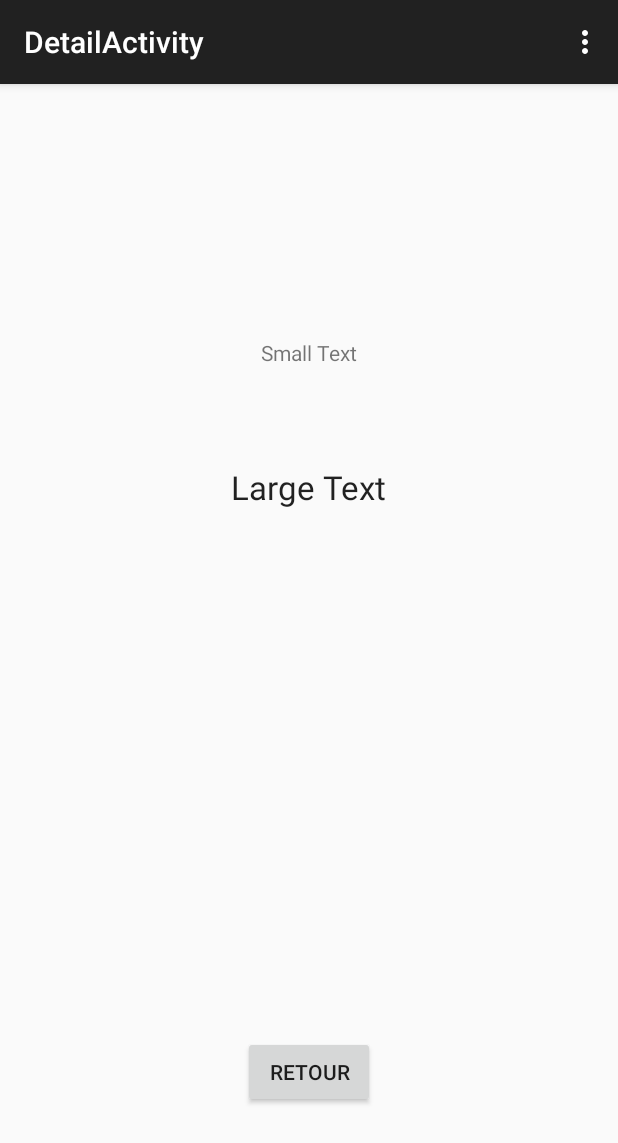
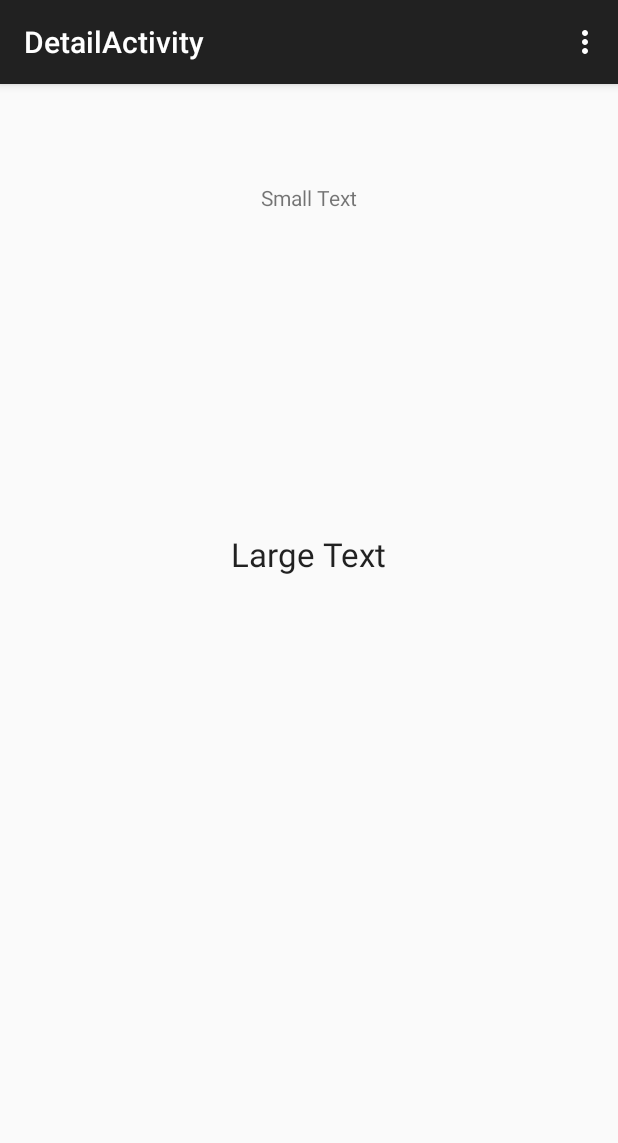
Before and after one commit to mbonitho/Dexter, an Android app: the DetailActivity screen opened directly, with no data from a screen before it, on a phone screen of 412 x 824 dp. Shown: the top 1143 px of the screen. Run offline under Robolectric (Android 15) with nearby library versions, the phone set to English and light mode, and no system bars; 3 statements that could not run were skipped.

Commit message:
modif de layout detail et main

```diff
--- a/app/src/main/java/fr/boniespadon/dexter/DetailActivity.java
+++ b/app/src/main/java/fr/boniespadon/dexter/DetailActivity.java
@@ -24,26 +24,13 @@ public class DetailActivity extends ActionBarActivity {
         setContentView(R.layout.activity_detail);
         Intent i = getIntent();
         Pokemon pkmn = (Pokemon) i.getParcelableExtra("selectedPkkemon");
-        //todo : recuperation du pokemon selectionne dans la liste precedente (code peut etre a deplacer)
-        //getIntent().getSerializableExtra("MyClass");
         img = (ImageView) findViewById(R.id.imgPokeman);
         name =  (TextView) findViewById(R.id.namePokeman);
         descriptions = (TextView) findViewById(R.id.DesPokeman);
-        retour = (Button) findViewById(R.id.retourToList);
         int id = getResources().getIdentifier(pkmn.getImageName(), "mipmap", getPackageName());
         img.setImageResource(id);
         name.setText(pkmn.getName());
         descriptions.setText(pkmn.getDescription());
-        retour.setOnClickListener(new View.OnClickListener(){
-
-            @Override
-            public void onClick(View v) {
-                Intent intent = new Intent(v.getContext(), ListActivity.class);
-                v.getContext().startActivity(intent);
-            }
-
-        });
-
     }
 
     @Override
--- a/app/src/main/res/layout/activity_detail.xml
+++ b/app/src/main/res/layout/activity_detail.xml
@@ -6,22 +6,23 @@
     android:paddingBottom="@dimen/activity_vertical_margin"
     tools:context="fr.boniespadon.dexter.DetailActivity">
 
-    <ImageView
-        android:layout_width="wrap_content"
-        android:layout_height="wrap_content"
-        android:id="@+id/imgPokeman"
-        android:layout_centerHorizontal="true"
-        android:layout_marginTop="68dp" />
-
     <TextView
         android:layout_width="wrap_content"
         android:layout_height="wrap_content"
         android:textAppearance="?android:attr/textAppearanceSmall"
         android:text="Small Text"
         android:id="@+id/namePokeman"
-        android:layout_below="@+id/imgPokeman"
+        android:layout_alignParentTop="true"
         android:layout_centerHorizontal="true"
-        android:layout_marginTop="85dp" />
+        android:layout_marginTop="50dp" />
+
+    <ImageView
+        android:layout_width="wrap_content"
+        android:layout_height="wrap_content"
+        android:id="@+id/imgPokeman"
+        android:layout_below="@+id/namePokeman"
+        android:layout_centerHorizontal="true"
+        android:layout_marginTop="86dp" />
 
     <TextView
         android:layout_width="wrap_content"
@@ -29,17 +30,7 @@
         android:textAppearance="?android:attr/textAppearanceLarge"
         android:text="Large Text"
         android:id="@+id/DesPokeman"
-        android:layout_below="@+id/namePokeman"
+        android:layout_below="@+id/imgPokeman"
         android:layout_centerHorizontal="true"
-        android:layout_marginTop="65dp" />
-
-    <Button
-        android:layout_width="wrap_content"
-        android:layout_height="wrap_content"
-        android:text="retour"
-        android:id="@+id/retourToList"
-        android:layout_alignParentBottom="true"
-        android:layout_centerHorizontal="true"
-        android:layout_marginBottom="69dp" />
-
+        android:layout_marginTop="127dp" />
 </RelativeLayout>
--- a/app/src/main/res/layout/activity_main.xml
+++ b/app/src/main/res/layout/activity_main.xml
@@ -9,6 +9,7 @@
     android:orientation="vertical">
 
     <TextView android:text="@string/label_title"
+        android:id="@+id/titleApp"
         android:layout_width="wrap_content"
         android:layout_height="wrap_content"
         android:textColor="#ffffff"
@@ -28,6 +29,7 @@
         android:layout_height="wrap_content"
         android:layout_marginTop="10px"
         android:text="@string/label_about"
+        android:layout_below="@+id/btnEnter"
         android:textSize="32px"
         android:textColor="#ffffff"
         />
```
